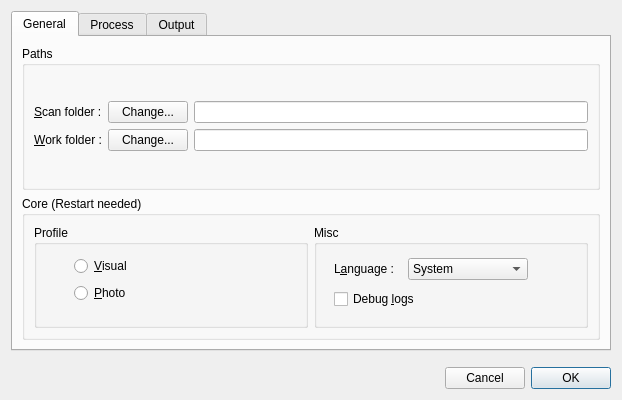
Old version of the form src/als/ui/prefs_ui.ui in the repository gehelem/als.
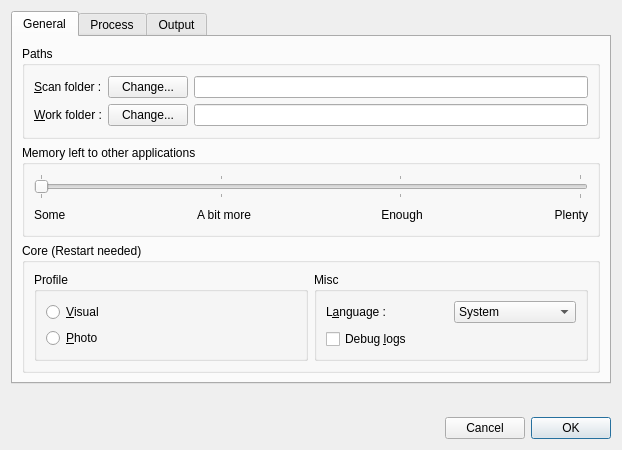
New version of the form. The open tabs and pages were chosen to show the change.

Patch:
```diff
--- a/src/als/ui/prefs_ui.ui
+++ b/src/als/ui/prefs_ui.ui
@@ -7,13 +7,19 @@
     <x>0</x>
     <y>0</y>
     <width>618</width>
-    <height>400</height>
+    <height>450</height>
    </rect>
   </property>
+  <property name="minimumSize">
+   <size>
+    <width>0</width>
+    <height>450</height>
+   </size>
+  </property>
   <property name="windowTitle">
    <string>ALS preferences</string>
   </property>
-  <layout class="QVBoxLayout" name="verticalLayout_10">
+  <layout class="QVBoxLayout" name="verticalLayout_13">
    <item>
     <widget class="QTabWidget" name="tabWidget">
      <property name="minimumSize">
@@ -29,7 +35,7 @@
       <attribute name="title">
        <string>General</string>
       </attribute>
-      <layout class="QVBoxLayout" name="verticalLayout_6">
+      <layout class="QVBoxLayout" name="verticalLayout_12">
        <item>
         <widget class="QGroupBox" name="pathsBox">
          <property name="title">
@@ -109,8 +115,122 @@
          </layout>
         </widget>
        </item>
+       <item>
+        <widget class="QGroupBox" name="groupBox">
+         <property name="title">
+          <string>Memory left to other applications</string>
+         </property>
+         <property name="checkable">
+          <bool>false</bool>
+         </property>
+         <layout class="QVBoxLayout" name="verticalLayout_6">
+          <item>
+           <widget class="QSlider" name="sld_mem_preserve">
+            <property name="maximum">
+             <number>3</number>
+            </property>
+            <property name="pageStep">
+             <number>1</number>
+            </property>
+            <property name="orientation">
+             <enum>Qt::Horizontal</enum>
+            </property>
+            <property name="tickPosition">
+             <enum>QSlider::TicksBothSides</enum>
+            </property>
+           </widget>
+          </item>
+          <item>
+           <layout class="QHBoxLayout" name="horizontalLayout_3">
+            <item>
+             <widget class="QLabel" name="label_6">
+              <property name="text">
+               <string>Some</string>
+              </property>
+             </widget>
+            </item>
+            <item>
+             <spacer name="horizontalSpacer_2">
+              <property name="orientation">
+               <enum>Qt::Horizontal</enum>
+              </property>
+              <property name="sizeHint" stdset="0">
+               <size>
+                <width>40</width>
+                <height>20</height>
+               </size>
+              </property>
+             </spacer>
+            </item>
+            <item>
+             <widget class="QLabel" name="label_7">
+              <property name="text">
+               <string>A bit more</string>
+              </property>
+              <property name="alignment">
+               <set>Qt::AlignCenter</set>
+              </property>
+             </widget>
+            </item>
+            <item>
+             <spacer name="horizontalSpacer_4">
+              <property name="orientation">
+               <enum>Qt::Horizontal</enum>
+              </property>
+              <property name="sizeHint" stdset="0">
+               <size>
+                <width>40</width>
+                <height>20</height>
+               </size>
+              </property>
+             </spacer>
+            </item>
+            <item>
+             <widget class="QLabel" name="label_8">
+              <property name="text">
+               <string>Enough</string>
+              </property>
+              <property name="alignment">
+               <set>Qt::AlignCenter</set>
+              </property>
+             </widget>
+            </item>
+            <item>
+             <spacer name="horizontalSpacer_5">
+              <property name="orientation">
+               <enum>Qt::Horizontal</enum>
+              </property>
+              <property name="sizeHint" stdset="0">
+               <size>
+                <width>40</width>
+                <height>20</height>
+               </size>
+              </property>
+             </spacer>
+            </item>
+            <item>
+             <widget class="QLabel" name="label_9">
+              <property name="text">
+               <string>Plenty</string>
+              </property>
+              <property name="alignment">
+               <set>Qt::AlignRight|Qt::AlignTrailing|Qt::AlignVCenter</set>
+              </property>
+             </widget>
+            </item>
+           </layout>
+          </item>
+         </layout>
+        </widget>
+       </item>
        <item>
         <widget class="QGroupBox" name="groupBox_6">
+         <property name="minimumSize">
+          <size>
+           <width>0</width>
+           <height>0</height>
+          </size>
+         </property>
          <property name="title">
           <string>Core (Restart needed)</string>
          </property>
@@ -120,15 +240,8 @@
             <property name="title">
              <string>Profile</string>
             </property>
-            <widget class="QWidget" name="layoutWidget">
-             <property name="geometry">
-              <rect>
-               <x>40</x>
-               <y>30</y>
-               <width>67</width>
-               <height>50</height>
-              </rect>
-             </property>
+            <layout class="QVBoxLayout" name="verticalLayout_10">
+             <item>
              <layout class="QVBoxLayout" name="verticalLayout_9">
               <item>
                <widget class="QRadioButton" name="rd_visual_profile">
@@ -145,7 +258,8 @@
                </widget>
               </item>
              </layout>
-            </widget>
+             </item>
+            </layout>
            </widget>
           </item>
           <item>
@@ -153,15 +267,8 @@
             <property name="title">
              <string>Misc</string>
             </property>
-            <widget class="QWidget" name="layoutWidget">
-             <property name="geometry">
-              <rect>
-               <x>20</x>
-               <y>30</y>
-               <width>194</width>
-               <height>57</height>
-              </rect>
-             </property>
+            <layout class="QVBoxLayout" name="verticalLayout_11">
+             <item>
              <layout class="QVBoxLayout" name="verticalLayout_5">
               <item>
                <layout class="QHBoxLayout" name="horizontalLayout_9">
@@ -217,7 +324,8 @@
                </layout>
               </item>
              </layout>
-            </widget>
+             </item>
+            </layout>
            </widget>
           </item>
          </layout>
```
Left out of the diff: 2 changed lines with no effect on the pictures. Lines whose indentation alone changed are shown as unchanged.
